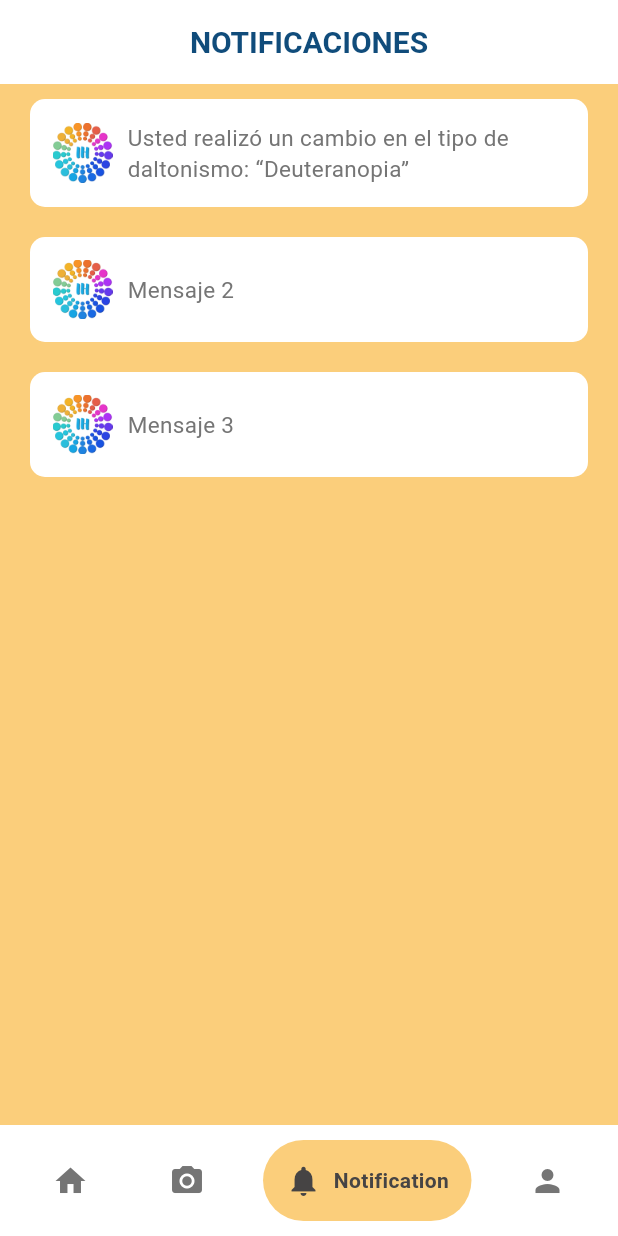
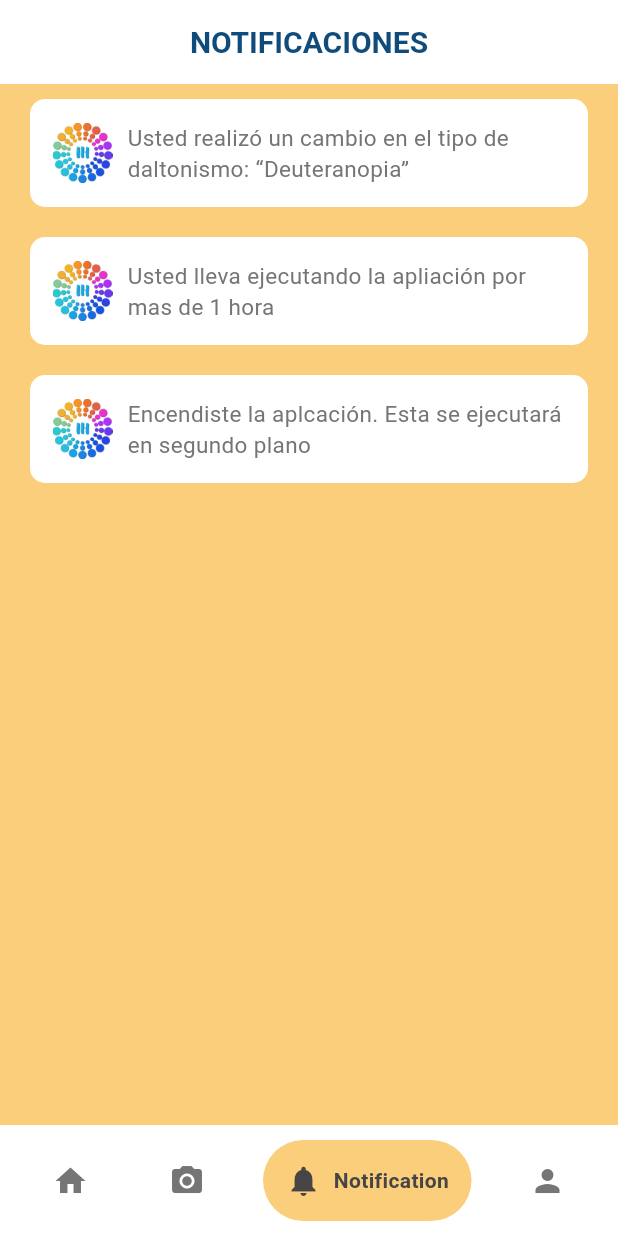
Before and after one commit to nazarethcr11/IH_App, a Flutter app: the screen it shows after launch, item 3 of the bottom bar chosen, on a phone screen of 412 x 824 dp. Run offline on Flutter 3.47's test engine with Material 3 defaults, Android fonts, the phone set to English and light mode, and no system bars; drawn by our look-alikes of google_nav_bar.

Commit message:
notification content

```diff
--- a/lib/pages/notification_page.dart
+++ b/lib/pages/notification_page.dart
@@ -29,12 +29,12 @@ class NotificationPage extends StatelessWidget {
             ),
             _buildNotificationContainer(
               context,
-              'Mensaje 2',
+              'Usted lleva ejecutando la apliación por mas de 1 hora',
               'lib/images/logotype/logo.png', // Ruta de la imagen
             ),
             _buildNotificationContainer(
               context,
-              'Mensaje 3',
+              'Encendiste la aplcación. Esta se ejecutará en segundo plano ',
               'lib/images/logotype/logo.png', // Ruta de la imagen
             ),
             // Agrega más mensajes según sea necesario
```
